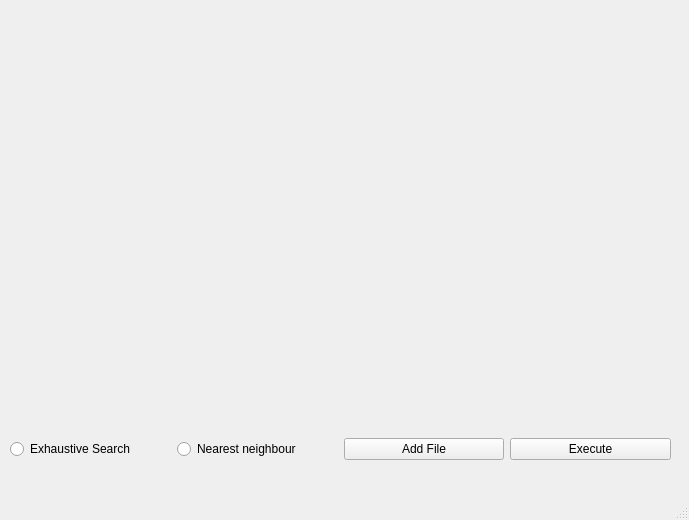
parsaassadi/TSP-Problem-Investigation, file TSPUi.ui: the form before one commit.
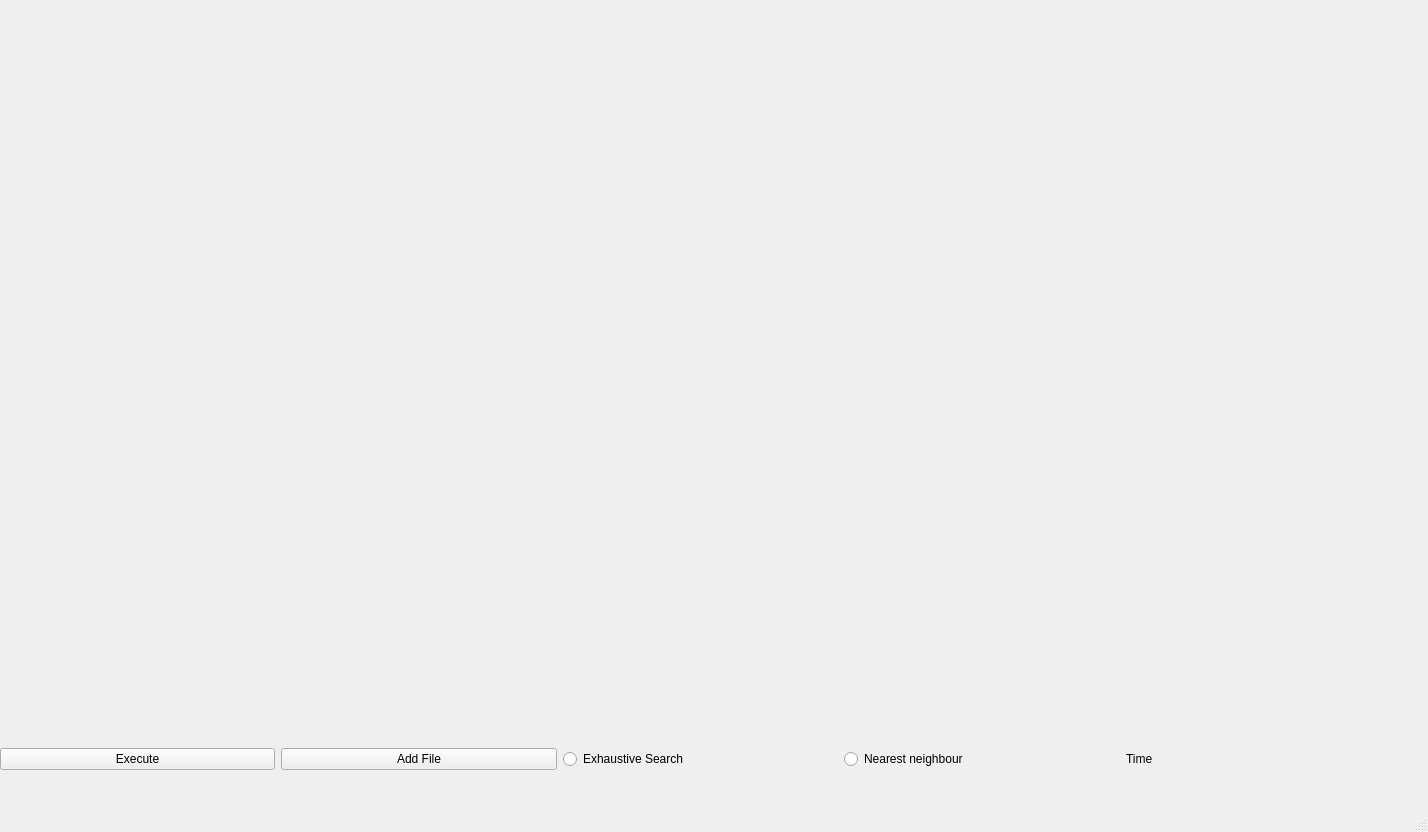
The form after the commit.

Commit message: QvBoxLayout replaced by QGridBoxLayout

```diff
--- a/TSPUi.ui
+++ b/TSPUi.ui
@@ -6,29 +6,46 @@
    <rect>
     <x>0</x>
     <y>0</y>
-    <width>689</width>
-    <height>520</height>
+    <width>1428</width>
+    <height>832</height>
    </rect>
   </property>
   <property name="windowTitle">
    <string>MainWindow</string>
   </property>
+  <property name="autoFillBackground">
+   <bool>true</bool>
+  </property>
   <widget class="QWidget" name="centralwidget">
    <widget class="QWidget" name="verticalLayoutWidget">
     <property name="geometry">
      <rect>
-      <x>10</x>
-      <y>-1</y>
-      <width>661</width>
-      <height>461</height>
+      <x>0</x>
+      <y>29</y>
+      <width>1401</width>
+      <height>741</height>
      </rect>
     </property>
-    <layout class="QVBoxLayout" name="vLay">
-     <item>
+    <layout class="QGridLayout" name="gridLayout" rowstretch="2,0" columnstretch="0" rowminimumheight="0,0" columnminimumwidth="0">
+     <item row="0" column="0">
       <widget class="QWidget" name="plot" native="true"/>
      </item>
-     <item>
-      <layout class="QHBoxLayout" name="hLay">
+     <item row="1" column="0">
+      <layout class="QHBoxLayout" name="horizontalLayout">
+       <item>
+        <widget class="QPushButton" name="execute">
+         <property name="text">
+          <string>Execute</string>
+         </property>
+        </widget>
+       </item>
+       <item>
+        <widget class="QPushButton" name="addFile">
+         <property name="text">
+          <string>Add File</string>
+         </property>
+        </widget>
+       </item>
        <item>
         <widget class="QRadioButton" name="es">
          <property name="text">
@@ -44,16 +61,9 @@
         </widget>
        </item>
        <item>
-        <widget class="QPushButton" name="addFile">
+        <widget class="QLabel" name="timelabel">
          <property name="text">
-          <string>Add File</string>
-         </property>
-        </widget>
-       </item>
-       <item>
-        <widget class="QPushButton" name="execute">
-         <property name="text">
-          <string>Execute</string>
+          <string>Time</string>
          </property>
         </widget>
        </item>
```
Left out of the diff: 4 changed lines with no effect on the pictures.
